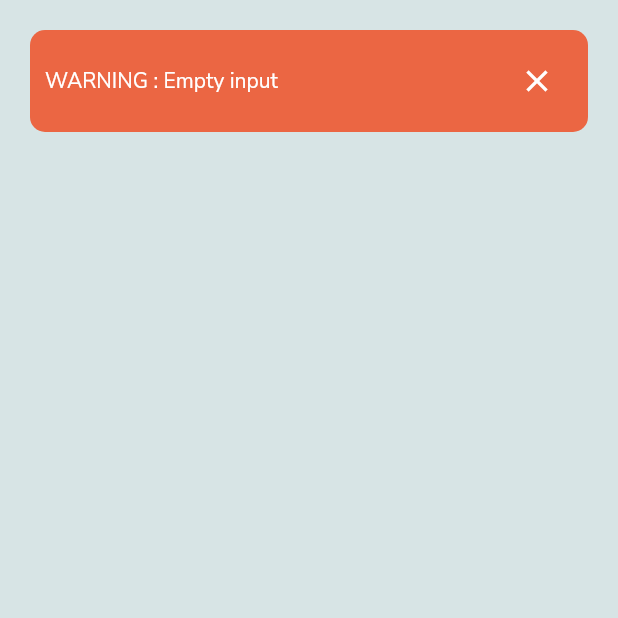
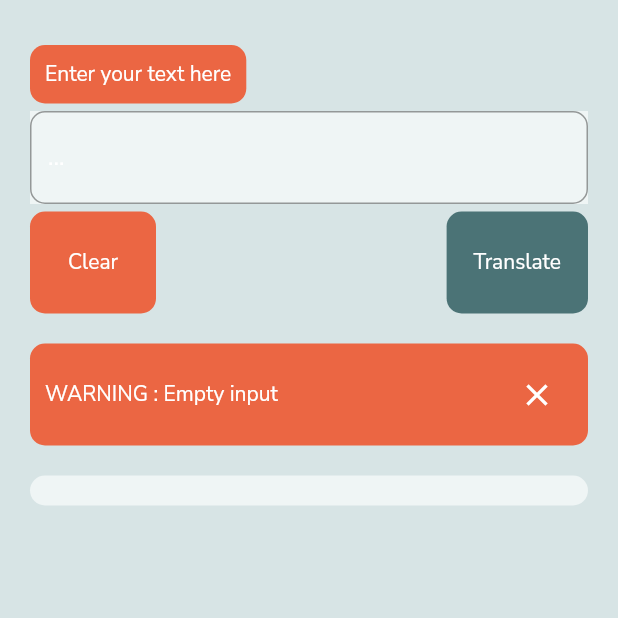
Before and after one commit to Abhinavxox/Emoji-Translator, a Flutter app: the screen it shows after launch, on a phone screen of 412 x 824 dp, the top half of it. Run offline on Flutter 3.47's test engine with Material 2 defaults, Android fonts, the phone set to English and light mode, and no system bars.

Commit message:
<completed>:[static ui widgets created and arranged]

```diff
--- a/lib/views/home.dart
+++ b/lib/views/home.dart
@@ -1,6 +1,7 @@
 import 'package:emoji_translator/views/widgets/input.dart';
 import 'package:flutter/material.dart';
 import 'package:emoji_translator/views/widgets/error_box.dart';
+import 'package:emoji_translator/views/widgets/output.dart';
 
 class Homepage extends StatefulWidget{
   @override
@@ -15,9 +16,9 @@ class _HomepageState extends State<Homepage> {
       color: Color(0xFFBD6E4E5),
       child: Column(
         children: <Widget>[
-          Container(
-            child: Errorbox(),
-          ),
+          InputBox(),
+          Errorbox(),
+          OutputBox(),
         ],
       ),
     );
--- a/lib/views/widgets/error_box.dart
+++ b/lib/views/widgets/error_box.dart
@@ -12,7 +12,7 @@ class _ErrorboxState extends State<Errorbox> {
     return Container(
       //error message box with a cross button
       child: Container(
-        margin: EdgeInsets.only(bottom: 5),
+        margin: EdgeInsets.only(top: 10, bottom: 10),
         padding: EdgeInsets.all(10),
         decoration: BoxDecoration(
           color: Color(0xFFBEB6440),
--- a/lib/views/widgets/input.dart
+++ b/lib/views/widgets/input.dart
@@ -10,6 +10,7 @@ class _InputBoxState extends State<InputBox> {
   @override
   Widget build(BuildContext context) {
     return Container(
+      margin: EdgeInsets.only(top: 10, bottom: 10),
       child: Column(
         children: <Widget>[
           //box1
--- /dev/null
+++ b/lib/views/widgets/output.dart
@@ -0,0 +1,26 @@
+import 'package:flutter/material.dart';
+
+class OutputBox extends StatefulWidget {
+  @override
+  State<OutputBox> createState() => _OutputBoxState();
+}
+
+class _OutputBoxState extends State<OutputBox> {
+  @override
+  Widget build(BuildContext context) {
+    return Container(
+      child: Container(
+        margin: EdgeInsets.only(top: 10, bottom: 10),
+        padding: EdgeInsets.all(10),
+        decoration: BoxDecoration(
+          color: Color(0xFFBEFF5F5),
+          borderRadius: BorderRadius.circular(10),
+        ),
+        child: Row(
+          //give the list of all the emojis from the api
+
+        ),
+      ),
+    );
+  }
+}
```
